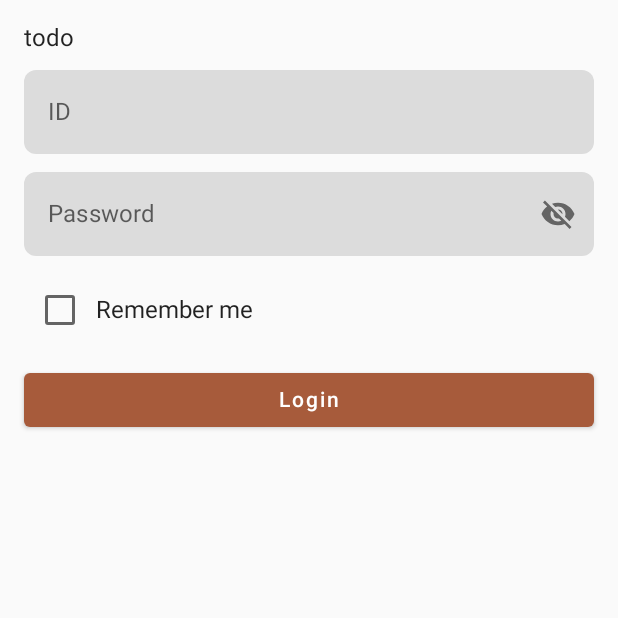
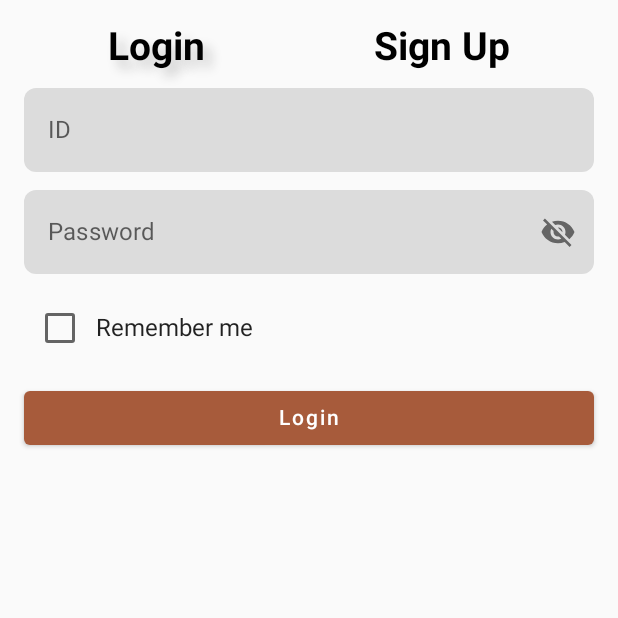
Before and after one commit to Morphclue/code-camp-2, an Android app built with Jetpack Compose: the AuthenticationActivity screen opened directly, with no data from a screen before it, on a phone screen of 412 x 824 dp, the top half of it. Run offline under Robolectric (Android 15) with nearby library versions, the phone set to English and light mode, and no system bars; our stand-ins replace accompanist.

Commit message:
feat: add loginSignupHeader

```diff
--- a/app/src/main/java/org/feature/fox/coffee_counter/ui/AuthenticationView.kt
+++ b/app/src/main/java/org/feature/fox/coffee_counter/ui/AuthenticationView.kt
@@ -2,6 +2,7 @@ package org.feature.fox.coffee_counter.ui
 
 import androidx.compose.foundation.layout.*
 import androidx.compose.foundation.shape.RoundedCornerShape
+import androidx.compose.foundation.text.ClickableText
 import androidx.compose.foundation.text.KeyboardOptions
 import androidx.compose.material.*
 import androidx.compose.material.icons.Icons
@@ -12,14 +13,20 @@ import androidx.compose.runtime.mutableStateOf
 import androidx.compose.runtime.remember
 import androidx.compose.ui.Alignment
 import androidx.compose.ui.Modifier
+import androidx.compose.ui.geometry.Offset
 import androidx.compose.ui.graphics.Color
+import androidx.compose.ui.graphics.Shadow
 import androidx.compose.ui.res.stringResource
+import androidx.compose.ui.text.AnnotatedString
+import androidx.compose.ui.text.TextStyle
+import androidx.compose.ui.text.font.FontWeight
 import androidx.compose.ui.text.input.KeyboardType
 import androidx.compose.ui.text.input.PasswordVisualTransformation
 import androidx.compose.ui.text.input.TextFieldValue
 import androidx.compose.ui.text.input.VisualTransformation
 import androidx.compose.ui.tooling.preview.Preview
 import androidx.compose.ui.unit.dp
+import androidx.compose.ui.unit.sp
 import org.feature.fox.coffee_counter.R
 
 @Preview(showSystemUi = true)
@@ -48,8 +55,30 @@ fun LoginFragment() {
 
 @Composable
 fun LoginSignupHeader() {
-    Text(
-        text = "todo"
+    Row(
+        modifier = Modifier.fillMaxWidth(),
+        horizontalArrangement = Arrangement.SpaceAround
+    ) {
+        val dropShadow = Shadow(
+            color = Color.LightGray,
+            offset = Offset(8f, 8f),
+            blurRadius = 8f
+        )
+        HeaderButton(stringResource(R.string.login), dropShadow)
+        HeaderButton(stringResource(R.string.sign_up))
+    }
+}
+
+@Composable
+fun HeaderButton(text: String, shadow: Shadow = Shadow()) {
+    ClickableText(
+        style = TextStyle(
+            shadow = shadow,
+            fontSize = 26.sp,
+            fontWeight = FontWeight.Bold,
+        ),
+        text = AnnotatedString(text),
+        onClick = {}
     )
 }
 
```
